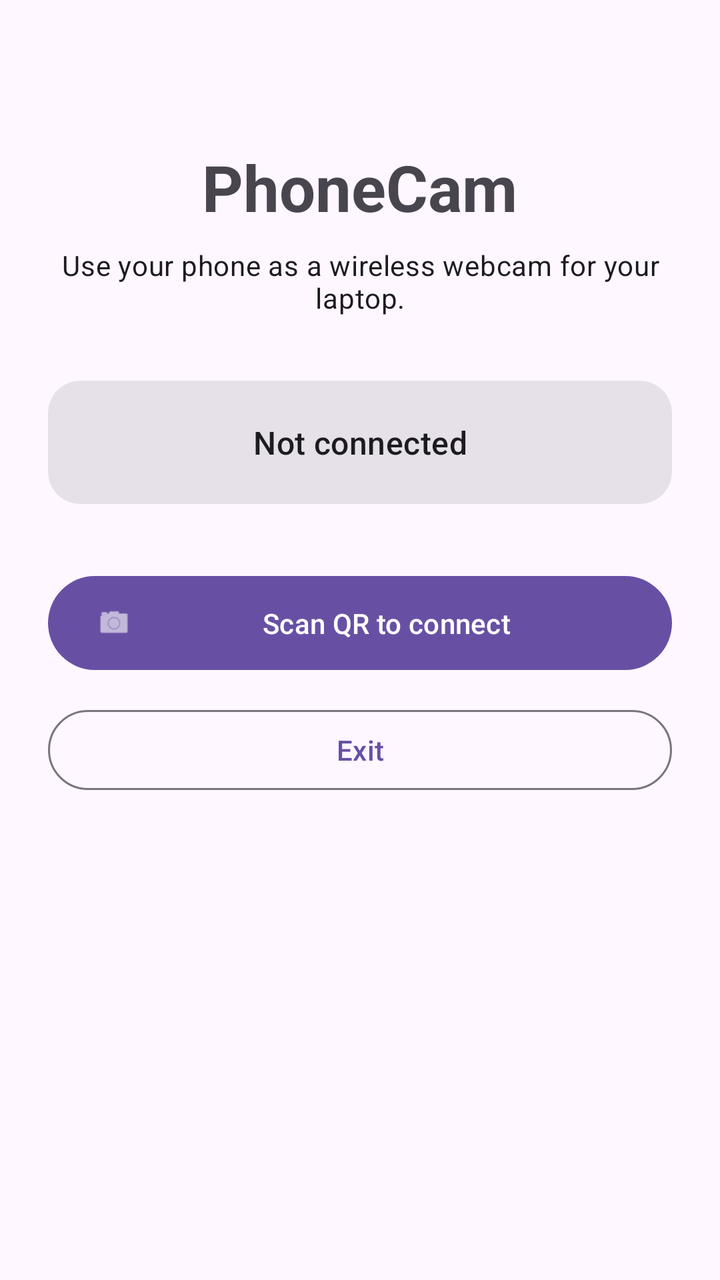
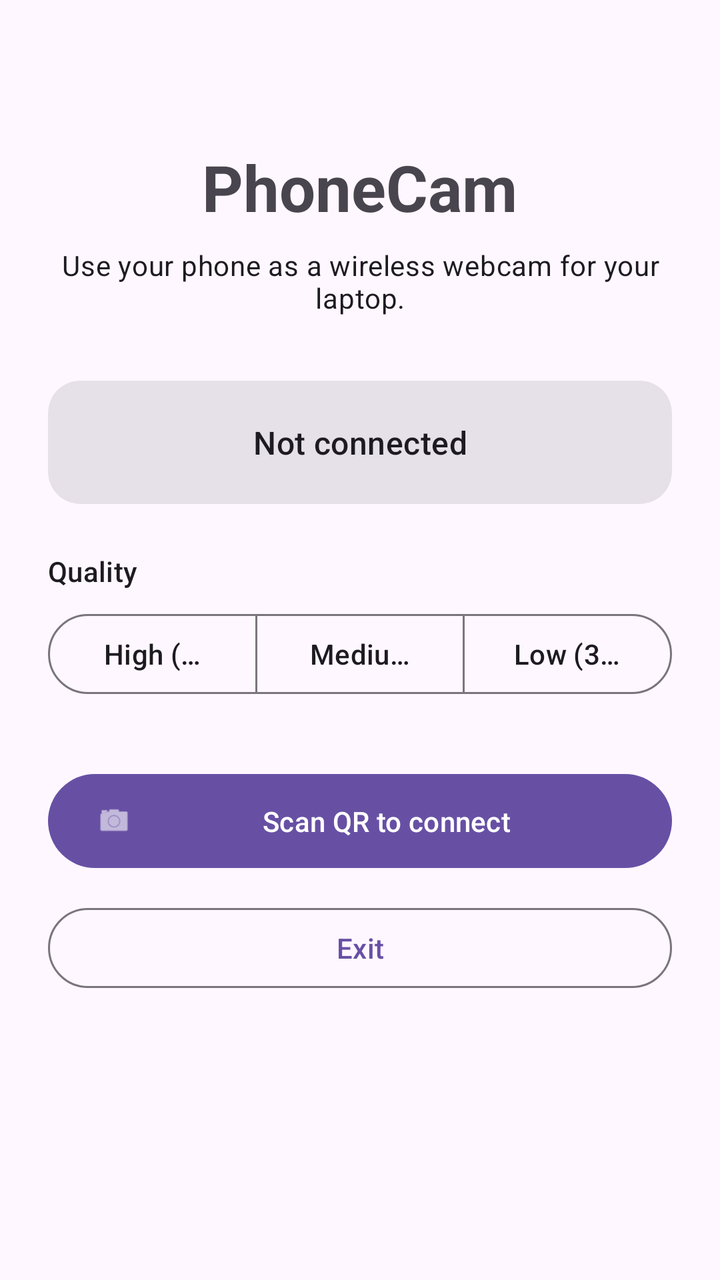

Screens rendered from an Android XML layout before and after an edit, with the pre-edit source and the edit as a unified diff.
<!-- AndroidManifest.xml: application theme Theme.PhoneCam -->
<!-- res/layout/activity_main.xml -->
<?xml version="1.0" encoding="utf-8"?>
<FrameLayout xmlns:android="http://schemas.android.com/apk/res/android"
    xmlns:app="http://schemas.android.com/apk/res-auto"
    xmlns:tools="http://schemas.android.com/tools"
    android:layout_width="match_parent"
    android:layout_height="match_parent">

    
    <ScrollView
        android:id="@+id/homeContainer"
        android:layout_width="match_parent"
        android:layout_height="match_parent"
        android:fillViewport="true">

        <LinearLayout
            android:layout_width="match_parent"
            android:layout_height="wrap_content"
            android:layout_gravity="center"
            android:gravity="center_horizontal"
            android:orientation="vertical"
            android:padding="24dp">

            <TextView
                android:layout_width="wrap_content"
                android:layout_height="wrap_content"
                android:layout_marginTop="48dp"
                android:text="@string/app_name"
                android:textAppearance="?attr/textAppearanceHeadlineLarge"
                android:textStyle="bold" />

            <TextView
                android:layout_width="wrap_content"
                android:layout_height="wrap_content"
                android:layout_marginTop="8dp"
                android:gravity="center"
                android:text="@string/tagline"
                android:textAppearance="?attr/textAppearanceBodyMedium" />

            <com.google.android.material.card.MaterialCardView
                android:layout_width="match_parent"
                android:layout_height="wrap_content"
                android:layout_marginTop="32dp"
                app:cardCornerRadius="16dp"
                app:cardElevation="0dp"
                style="?attr/materialCardViewFilledStyle">

                <TextView
                    android:id="@+id/homeStatusText"
                    android:layout_width="match_parent"
                    android:layout_height="wrap_content"
                    android:gravity="center"
                    android:padding="20dp"
                    android:text="@string/home_status_not_connected"
                    android:textAppearance="?attr/textAppearanceTitleMedium" />

            </com.google.android.material.card.MaterialCardView>

            <com.google.android.material.button.MaterialButton
                android:id="@+id/scanConnectButton"
                android:layout_width="match_parent"
                android:layout_height="wrap_content"
                android:layout_marginTop="32dp"
                android:paddingVertical="14dp"
                android:text="@string/btn_scan_connect"
                app:icon="@android:drawable/ic_menu_camera" />

            <com.google.android.material.button.MaterialButton
                android:id="@+id/exitButton"
                android:layout_width="match_parent"
                android:layout_height="wrap_content"
                android:layout_marginTop="12dp"
                android:text="@string/btn_exit"
                style="?attr/materialButtonOutlinedStyle" />

        </LinearLayout>
    </ScrollView>

    
    <FrameLayout
        android:id="@+id/scanContainer"
        android:layout_width="match_parent"
        android:layout_height="match_parent"
        android:background="@android:color/black"
        android:visibility="gone"
        tools:visibility="gone">

        <androidx.camera.view.PreviewView
            android:id="@+id/scanPreview"
            android:layout_width="match_parent"
            android:layout_height="match_parent" />

        <TextView
            android:id="@+id/scanHint"
            android:layout_width="wrap_content"
            android:layout_height="wrap_content"
            android:layout_gravity="top|center_horizontal"
            android:layout_margin="24dp"
            android:background="#99000000"
            android:padding="12dp"
            android:text="@string/scan_hint"
            android:textColor="@android:color/white"
            android:textAppearance="?attr/textAppearanceTitleMedium" />

        <com.google.android.material.button.MaterialButton
            android:id="@+id/scanCancelButton"
            android:layout_width="wrap_content"
            android:layout_height="wrap_content"
            android:layout_gravity="bottom|center_horizontal"
            android:layout_margin="32dp"
            android:text="@string/btn_cancel"
            style="?attr/materialButtonOutlinedStyle" />

    </FrameLayout>

    
    <ScrollView
        android:id="@+id/liveContainer"
        android:layout_width="match_parent"
        android:layout_height="match_parent"
        android:fillViewport="true"
        android:visibility="gone"
        tools:visibility="gone">

        <LinearLayout
            android:layout_width="match_parent"
            android:layout_height="wrap_content"
            android:layout_gravity="center"
            android:gravity="center_horizontal"
            android:orientation="vertical"
            android:padding="24dp">

            <TextView
                android:id="@+id/liveStatus"
                android:layout_width="wrap_content"
                android:layout_height="wrap_content"
                android:layout_marginTop="24dp"
                android:gravity="center"
                android:text="@string/live_connecting"
                android:textAppearance="?attr/textAppearanceBodyLarge" />

            <TextView
                android:id="@+id/liveBatteryHint"
                android:layout_width="match_parent"
                android:layout_height="wrap_content"
                android:layout_marginTop="12dp"
                android:gravity="center"
                android:text="@string/live_battery_hint"
                android:textAppearance="?attr/textAppearanceBodySmall"
                android:visibility="gone"
                tools:visibility="visible" />

            
            <com.google.android.material.card.MaterialCardView
                android:id="@+id/previewCard"
                android:layout_width="wrap_content"
                android:layout_height="wrap_content"
                android:layout_gravity="center_horizontal"
                android:layout_marginTop="24dp"
                android:visibility="gone"
                app:cardCornerRadius="16dp"
                app:cardElevation="2dp">

                <androidx.camera.view.PreviewView
                    android:id="@+id/livePreview"
                    android:layout_width="180dp"
                    android:layout_height="320dp"
                    android:contentDescription="@string/preview_content_description" />

            </com.google.android.material.card.MaterialCardView>

            <com.google.android.material.button.MaterialButton
                android:id="@+id/flipCameraButton"
                android:layout_width="wrap_content"
                android:layout_height="wrap_content"
                android:layout_marginTop="24dp"
                android:paddingVertical="12dp"
                android:text="@string/btn_flip_camera"
                android:visibility="gone"
                app:icon="@android:drawable/ic_menu_camera"
                style="?attr/materialButtonOutlinedStyle" />

            <com.google.android.material.button.MaterialButton
                android:id="@+id/leaveButton"
                android:layout_width="wrap_content"
                android:layout_height="wrap_content"
                android:layout_marginTop="16dp"
                android:minWidth="160dp"
                android:paddingVertical="14dp"
                android:text="@string/btn_leave"
                android:visibility="gone"
                app:backgroundTint="?attr/colorError" />

        </LinearLayout>
    </ScrollView>

</FrameLayout>
<!-- resources referenced by this layout -->
<resources>
  <string name="app_name">PhoneCam</string>
  <string name="btn_cancel">Cancel</string>
  <string name="btn_exit">Exit</string>
  <string name="btn_flip_camera">Flip camera</string>
  <string name="btn_leave">Leave</string>
  <string name="btn_scan_connect">Scan QR to connect</string>
  <string name="home_status_not_connected">Not connected</string>
  <string name="live_battery_hint">For reliable background streaming, allow PhoneCam unrestricted battery usage.</string>
  <string name="live_connecting">Connecting to %1$s…</string>
  <string name="preview_content_description">Camera preview</string>
  <string name="scan_hint">Scan the QR from phonecam start</string>
  <string name="tagline">Use your phone as a wireless webcam for your laptop.</string>
  <style name="Theme.PhoneCam" parent="Theme.Material3.DayNight.NoActionBar" />
</resources>

<!-- the commit's change to res/layout/activity_main.xml (unified diff, before → after) -->
@@ -54,6 +54,47 @@
                     android:textAppearance="?attr/textAppearanceTitleMedium" />
 
             </com.google.android.material.card.MaterialCardView>
+
+            <TextView
+                android:layout_width="match_parent"
+                android:layout_height="wrap_content"
+                android:layout_marginTop="24dp"
+                android:text="@string/quality_label"
+                android:textAppearance="?attr/textAppearanceLabelLarge" />
+
+            <com.google.android.material.button.MaterialButtonToggleGroup
+                android:id="@+id/qualityToggleGroup"
+                android:layout_width="match_parent"
+                android:layout_height="wrap_content"
+                android:layout_marginTop="8dp"
+                app:selectionRequired="true"
+                app:singleSelection="true">
+
+                <com.google.android.material.button.MaterialButton
+                    android:id="@+id/qualityHigh"
+                    style="?attr/materialButtonOutlinedStyle"
+                    android:layout_width="0dp"
+                    android:layout_height="wrap_content"
+                    android:layout_weight="1"
+                    android:text="@string/quality_high" />
+
+                <com.google.android.material.button.MaterialButton
+                    android:id="@+id/qualityMedium"
+                    style="?attr/materialButtonOutlinedStyle"
+                    android:layout_width="0dp"
+                    android:layout_height="wrap_content"
+                    android:layout_weight="1"
+                    android:text="@string/quality_medium" />
+
+                <com.google.android.material.button.MaterialButton
+                    android:id="@+id/qualityLow"
+                    style="?attr/materialButtonOutlinedStyle"
+                    android:layout_width="0dp"
+                    android:layout_height="wrap_content"
+                    android:layout_weight="1"
+                    android:text="@string/quality_low" />
+
+            </com.google.android.material.button.MaterialButtonToggleGroup>
 
             <com.google.android.material.button.MaterialButton
                 android:id="@+id/scanConnectButton"
<!-- resource entries referenced after the edit -->
@@ -10,6 +10,10 @@
   <string name="live_battery_hint">For reliable background streaming, allow PhoneCam unrestricted battery usage.</string>
   <string name="live_connecting">Connecting to %1$s…</string>
   <string name="preview_content_description">Camera preview</string>
+  <string name="quality_high">High (720p)</string>
+  <string name="quality_label">Quality</string>
+  <string name="quality_low">Low (360p)</string>
+  <string name="quality_medium">Medium (540p)</string>
   <string name="scan_hint">Scan the QR from phonecam start</string>
   <string name="tagline">Use your phone as a wireless webcam for your laptop.</string>
   <style name="Theme.PhoneCam" parent="Theme.Material3.DayNight.NoActionBar" />
